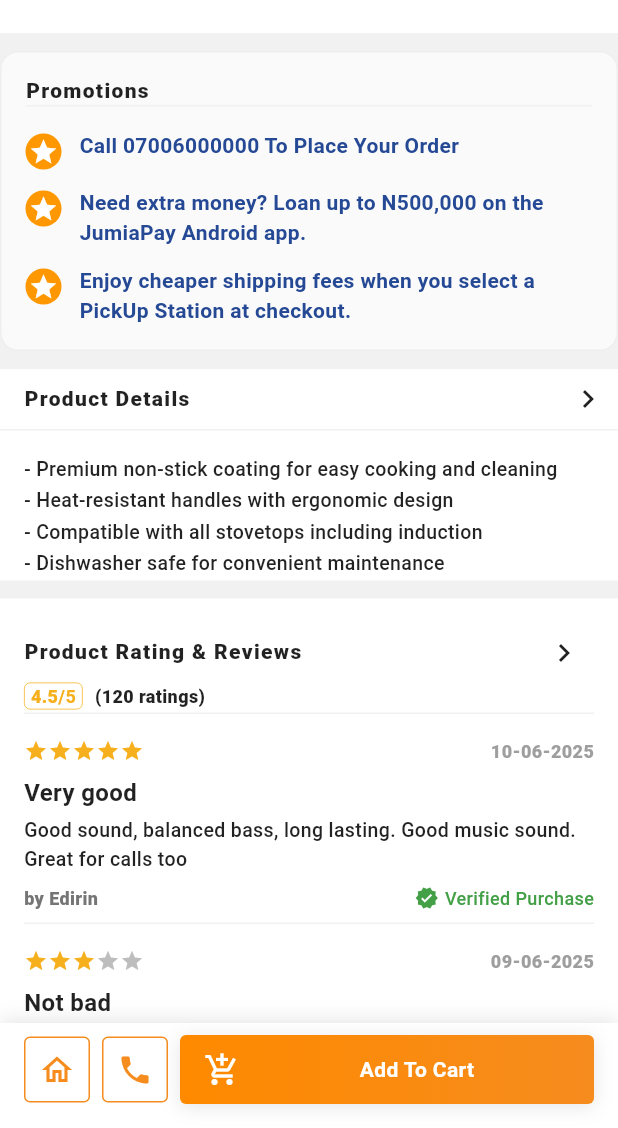
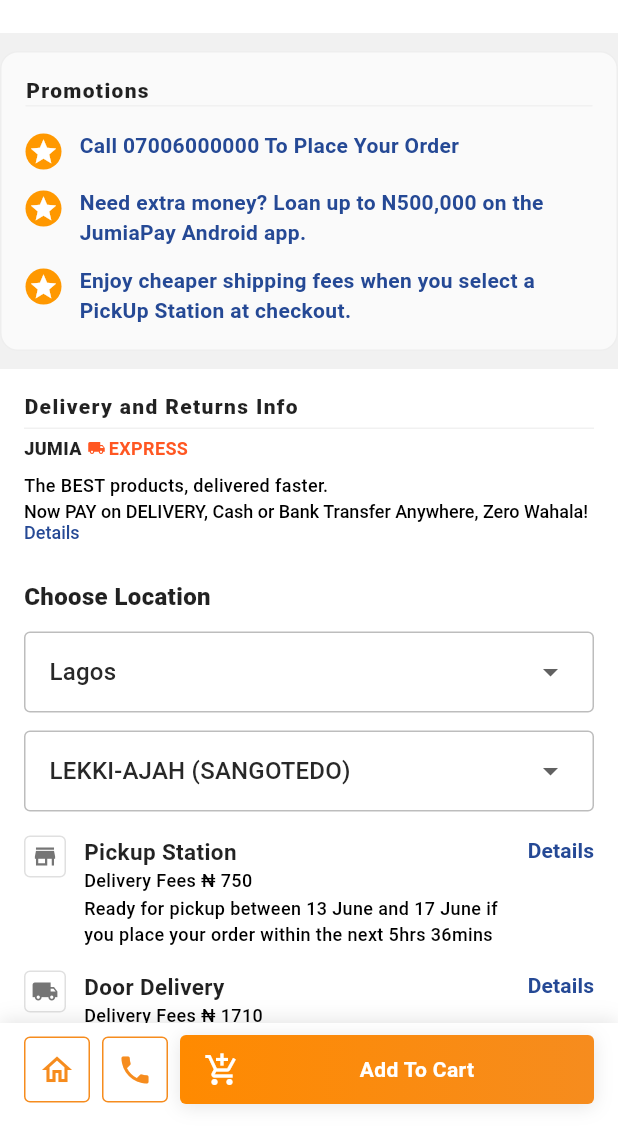
Before and after one commit to GreatGrant/jumia-clone, a Flutter app: the DetailsScreen screen opened directly with sample values from the repository, scrolled down 576 dp, on a phone screen of 412 x 824 dp, the part 108-1236 px from its top. Run offline on Flutter 3.47's test engine with Material 3 defaults, Android fonts, the phone set to English and light mode, and no system bars; our stand-ins replace cached_network_image, carousel_slider, flutter_riverpod, flutter_svg, go_router, shimmer and 1 more; network calls fail.

Commit message:
add delivery and returns info session

```diff
--- a/lib/jumia_data.dart
+++ b/lib/jumia_data.dart
@@ -2,6 +2,8 @@
 
 import '../models/product_model.dart';
 import 'core/util/product_tag.dart';
+import 'models/delivery_option.dart';
+import 'models/location_data.dart';
 import 'models/product_details_model.dart';
 import 'models/promotion.dart';
 
@@ -1269,4 +1271,60 @@
       },
     ),
   ];
+
+  static final sampleLocations = [
+    LocationData(
+      name: 'Lagos',
+      subregions: [
+        'LEKKI-AJAH (SANGOTEDO)',
+        'IKEJA',
+        'VICTORIA ISLAND',
+        'MAINLAND',
+        'SURULERE',
+      ],
+      deliveryOptions: [
+        DeliveryOption(
+          type: 'Pickup Station',
+          icon: 'pickup',
+          fee: 750,
+          timeframe: '13 June - 17 June',
+          description: 'Ready for pickup between 13 June and 17 June if you place your order within the next 5hrs 36mins',
+        ),
+        DeliveryOption(
+          type: 'Door Delivery',
+          icon: 'delivery',
+          fee: 1710,
+          timeframe: '13 June - 17 June',
+          description: 'Ready for delivery between 13 June and 17 June if you place your order within the next 5hrs 36mins',
+        ),
+      ],
+    ),
+    LocationData(
+      name: 'Abuja',
+      subregions: [
+        'GARKI',
+        'WUSE',
+        'MAITAMA',
+        'ASOKORO',
+        'GWARINPA',
+      ],
+      deliveryOptions: [
+        DeliveryOption(
+          type: 'Pickup Station',
+          icon: 'pickup',
+          fee: 650,
+          timeframe: '14 June - 18 June',
+          description: 'Ready for pickup between 14 June and 18 June if you place your order within the next 5hrs 36mins',
+        ),
+        DeliveryOption(
+          type: 'Door Delivery',
+          icon: 'delivery',
+          fee: 1500,
+          timeframe: '14 June - 18 June',
+          description: 'Ready for delivery between 14 June and 18 June if you place your order within the next 5hrs 36mins',
+        ),
+      ],
+    ),
+  ];
+
 }
--- /dev/null
+++ b/lib/models/delivery_option.dart
@@ -0,0 +1,15 @@
+class DeliveryOption {
+  final String type;
+  final String icon;
+  final double fee;
+  final String timeframe;
+  final String description;
+
+  DeliveryOption({
+    required this.type,
+    required this.icon,
+    required this.fee,
+    required this.timeframe,
+    required this.description,
+  });
+}
--- /dev/null
+++ b/lib/models/location_data.dart
@@ -0,0 +1,13 @@
+import 'delivery_option.dart';
+
+class LocationData {
+  final String name;
+  final List<String> subregions;
+  final List<DeliveryOption> deliveryOptions;
+
+  LocationData({
+    required this.name,
+    required this.subregions,
+    required this.deliveryOptions,
+  });
+}
--- a/lib/screens/details_sreen.dart
+++ b/lib/screens/details_sreen.dart
@@ -11,6 +11,7 @@
 import '../core/util/format_time.dart';
 import '../theme/colors.dart';
 import '../widgets/custom_progress_bar.dart';
+import '../widgets/delivery_returns_info.dart';
 import '../widgets/discount_badge.dart';
 import '../widgets/flipped_icon_offer.dart';
 import '../widgets/persistent_footer_widget.dart';
@@ -446,6 +447,14 @@
             SizedBox(height: 12,),
             PromotionsWidget(promotions: JumiaData.promotions),
             SizedBox(height: 12,),
+            DeliveryReturnsInfo(
+              locations: JumiaData.sampleLocations,
+              currency: '₦',
+              onDetailsPressed: () {
+                print('Details pressed');
+              },
+            ),
+            SizedBox(height: 12,),
             ProductDetailsWidget(details: widget.product.productDetails!.keyFeatures!),
             SizedBox(height: 12,),
             ProductRatingReviews(
--- /dev/null
+++ b/lib/widgets/delivery_option_card.dart
@@ -0,0 +1,103 @@
+import 'package:flutter/material.dart';
+import 'package:jumia_clone/theme/colors.dart';
+import '../models/delivery_option.dart';
+
+class DeliveryOptionCard extends StatelessWidget {
+  final List<DeliveryOption> option;
+  final String currency;
+  final VoidCallback? onDetailsPressed;
+
+  const DeliveryOptionCard({
+    super.key,
+    required this.option,
+    required this.currency,
+    this.onDetailsPressed,
+  });
+
+  @override
+  Widget build(BuildContext context) {
+    return Column(
+      children: option.map((e) => _buildCard(e)).toList(),
+    );
+  }
+
+  Widget _buildCard(DeliveryOption option) {
+    final icon = switch (option.icon) {
+      'pickup' => Icons.store,
+      _ => Icons.local_shipping,
+    };
+
+    return Container(
+      margin: const EdgeInsets.only(bottom: 16),
+      child: Row(
+        crossAxisAlignment: CrossAxisAlignment.start,
+        children: [
+          // Column 1: Icon container
+          Container(
+            padding: const EdgeInsets.all(4),
+            decoration: BoxDecoration(
+              border: Border.all(color: Colors.grey[300]!),
+              borderRadius: BorderRadius.circular(4),
+            ),
+            child: Icon(icon, size: 18, color: AppColors.grey600),
+          ),
+
+          const SizedBox(width: 12),
+
+          // Column 2: Type, fee, and description
+          Expanded(
+            child: Column(
+              crossAxisAlignment: CrossAxisAlignment.start,
+              children: [
+                Text(
+                  option.type,
+                  style: const TextStyle(
+                    fontSize: 15,
+                    fontWeight: FontWeight.w600,
+                    color: Colors.black87,
+                  ),
+                ),
+                Text(
+                  'Delivery Fees $currency ${option.fee.toStringAsFixed(0)}',
+                  style: const TextStyle(
+                    fontSize: 12,
+                    color: AppColors.black,
+                    fontWeight: FontWeight.w500,
+                  ),
+                ),
+                const SizedBox(height: 2),
+                Text(
+                  option.description,
+                  style: const TextStyle(
+                    fontSize: 12,
+                    color: AppColors.black,
+                    fontWeight: FontWeight.w500,
+                  ),
+                ),
+              ],
+            ),
+          ),
+
+          // Column 3: Details button
+          if (onDetailsPressed != null)
+            TextButton(
+              onPressed: onDetailsPressed,
+              style: TextButton.styleFrom(
+                padding: EdgeInsets.zero,
+                minimumSize: Size(0, 0), // removes default constraints
+                tapTargetSize: MaterialTapTargetSize.shrinkWrap,
+              ),
+              child: const Text(
+                'Details',
+                style: TextStyle(
+                  color: AppColors.deepBlue,
+                  fontSize: 14,
+                  fontWeight: FontWeight.w600,
+                ),
+              ),
+            ),
+        ],
+      ),
+    );
+  }
+}
--- /dev/null
+++ b/lib/widgets/delivery_returns_info.dart
@@ -0,0 +1,103 @@
+import 'package:flutter/cupertino.dart';
+import 'package:flutter/material.dart';
+import 'package:jumia_clone/theme/colors.dart';
+import 'package:jumia_clone/widgets/delivery_option_card.dart';
+import 'package:jumia_clone/widgets/jumia_express_section.dart';
+import 'package:jumia_clone/widgets/location_selector_section.dart';
+import 'package:jumia_clone/widgets/products_section_header.dart';
+import 'package:jumia_clone/widgets/return_policy_card.dart';
+
+import '../models/location_data.dart';
+
+class DeliveryReturnsInfo extends StatefulWidget {
+  final List<LocationData> locations;
+  final String currency;
+  final String returnPolicy;
+  final VoidCallback? onDetailsPressed;
+
+  const DeliveryReturnsInfo({
+    super.key,
+    required this.locations,
+    this.currency = '₦',
+    this.returnPolicy = 'Free return within 7 days for ALL eligible items',
+    this.onDetailsPressed,
+  });
+
+  @override
+  State<DeliveryReturnsInfo> createState() => _DeliveryReturnsInfoState();
+}
+
+class _DeliveryReturnsInfoState extends State<DeliveryReturnsInfo> {
+  LocationData? selectedLocation;
+  String? selectedSubregion;
+
+  @override
+  void initState() {
+    super.initState();
+
+    selectedLocation = widget.locations.firstWhere(
+          (location) => location.name.toLowerCase() == 'lagos',
+      orElse: () => widget.locations.first,
+    );
+
+    selectedSubregion = selectedLocation?.subregions.isNotEmpty == true
+        ? selectedLocation!.subregions.first
+        : null;
+  }
+
+  void onLocationChanged(LocationData? location) {
+    setState(() {
+      selectedLocation = location;
+      selectedSubregion = location?.subregions.isNotEmpty == true
+          ? location!.subregions.first
+          : null;
+    });
+  }
+
+  void onSubregionChanged(String? subregion) {
+    setState(() {
+      selectedSubregion = subregion;
+    });
+  }
+
+  @override
+  Widget build(BuildContext context) {
+    return Container(
+      color: AppColors.surface,
+      child: Padding(
+        padding: const EdgeInsets.all(16.0),
+        child: Column(
+          crossAxisAlignment: CrossAxisAlignment.start,
+          children: [
+            const ProductSectionHeader(title: 'Delivery and Returns Info', showIcon: false),
+            const SizedBox(height: 4),
+            const Divider(),
+            const SizedBox(height: 4),
+            const JumiaExpressSection(),
+            const SizedBox(height: 24),
+            LocationSelectorSection(
+              selectedLocation: selectedLocation,
+              selectedSubregion: selectedSubregion,
+              locations: widget.locations,
+              onLocationChanged: onLocationChanged,
+              onSubregionChanged: onSubregionChanged,
+            ),
+            const SizedBox(height: 16),
+            if (selectedLocation != null) ...[
+              DeliveryOptionCard(
+                option: selectedLocation!.deliveryOptions,
+                currency: widget.currency,
+                onDetailsPressed: widget.onDetailsPressed,
+              ),
+              const SizedBox(height: 4),
+              ReturnPolicyCard(
+                policyText: widget.returnPolicy,
+                onDetailsPressed: widget.onDetailsPressed!,
+              ),
+            ],
+          ],
+        ),
+      ),
+    );
+  }
+}
--- /dev/null
+++ b/lib/widgets/jumia_express_section.dart
@@ -0,0 +1,65 @@
+import 'package:flutter/material.dart';
+import '../theme/colors.dart';
+
+class JumiaExpressSection extends StatelessWidget {
+  const JumiaExpressSection({super.key});
+
+  @override
+  Widget build(BuildContext context) {
+    return Column(
+      crossAxisAlignment: CrossAxisAlignment.start,
+      children: [
+        Row(
+          children: [
+            const Text(
+              'JUMIA',
+              style: TextStyle(fontSize: 12, color: Colors.black87),
+            ),
+            const SizedBox(width: 4),
+            Row(
+              mainAxisSize: MainAxisSize.min,
+              children: const [
+                Icon(Icons.local_shipping, color: Colors.deepOrange, size: 12),
+                SizedBox(width: 2),
+                Text(
+                  'EXPRESS',
+                  style: TextStyle(
+                    color: Colors.deepOrange,
+                    fontSize: 12,
+                    fontWeight: FontWeight.bold,
+                  ),
+                ),
+              ],
+            ),
+          ],
+        ),
+        const SizedBox(height: 8),
+        const Text(
+          'The BEST products, delivered faster.',
+          style: TextStyle(
+            fontSize: 12,
+            color: AppColors.black,
+            fontWeight: FontWeight.w500,
+          ),
+        ),
+        const SizedBox(height: 2),
+        RichText(
+          text: const TextSpan(
+            style: TextStyle(
+              fontSize: 12,
+              color: AppColors.black,
+              fontWeight: FontWeight.w500,
+            ),
+            children: [
+              TextSpan(text: 'Now PAY on DELIVERY, Cash or Bank Transfer Anywhere, Zero Wahala! '),
+              TextSpan(
+                text: 'Details',
+                style: TextStyle(color: AppColors.deepBlue),
+              ),
+            ],
+          ),
+        ),
+      ],
+    );
+  }
+}
--- /dev/null
+++ b/lib/widgets/location_drop_down.dart
@@ -0,0 +1,42 @@
+import 'package:flutter/material.dart';
+import '../models/location_data.dart';
+import '../theme/colors.dart';
+
+class LocationDropdown extends StatelessWidget {
+  final List<LocationData> locations;
+  final LocationData? selectedLocation;
+  final ValueChanged<LocationData?> onChanged;
+
+  const LocationDropdown({
+    super.key,
+    required this.locations,
+    required this.selectedLocation,
+    required this.onChanged,
+  });
+
+  @override
+  Widget build(BuildContext context) {
+    return Container(
+      padding: const EdgeInsets.symmetric(horizontal: 16, vertical: 2),
+      decoration: BoxDecoration(
+        border: Border.all(color: AppColors.grey400),
+        borderRadius: BorderRadius.circular(4),
+        color: Colors.white,
+      ),
+      child: DropdownButtonHideUnderline(
+        child: DropdownButton<LocationData>(
+          isExpanded: true,
+          value: selectedLocation,
+          hint: const Text('Select Location'),
+          onChanged: onChanged,
+          items: locations.map((location) {
+            return DropdownMenuItem<LocationData>(
+              value: location,
+              child: Text(location.name),
+            );
+          }).toList(),
+        ),
+      ),
+    );
+  }
+}
--- /dev/null
+++ b/lib/widgets/location_selector_section.dart
@@ -0,0 +1,64 @@
+import 'package:flutter/material.dart';
+import 'package:jumia_clone/widgets/subregion_drop_down.dart';
+import '../models/location_data.dart';
+import '../theme/colors.dart';
+import 'location_drop_down.dart';
+
+class LocationSelectorSection extends StatelessWidget {
+  final LocationData? selectedLocation;
+  final String? selectedSubregion;
+  final List<LocationData> locations;
+  final void Function(LocationData?) onLocationChanged;
+  final void Function(String?) onSubregionChanged;
+
+  const LocationSelectorSection({
+    super.key,
+    required this.selectedLocation,
+    required this.selectedSubregion,
+    required this.locations,
+    required this.onLocationChanged,
+    required this.onSubregionChanged,
+  });
+
+  @override
+  @override
+  Widget build(BuildContext context) {
+    return Column(
+      crossAxisAlignment: CrossAxisAlignment.start,
+      children: [
+        const Text(
+          'Choose Location',
+          style: TextStyle(
+            fontSize: 16,
+            color: AppColors.black87,
+            fontWeight: FontWeight.w800,
+          ),
+        ),
+        const SizedBox(height: 12),
+
+        LocationDropdown(
+          locations: locations,
+          selectedLocation: selectedLocation,
+          onChanged: onLocationChanged,
+        ),
+
+        const SizedBox(height: 12),
+
+        if (selectedLocation != null &&
+            selectedLocation!.subregions.isNotEmpty) ...[
+          SubregionDropdown(
+            subregions: selectedLocation!.subregions,
+            selectedSubregion: selectedSubregion,
+            onChanged: onSubregionChanged,
+          )
+        ] else
+          ...[
+            const Text(
+              'No delivery areas available for this location',
+              style: TextStyle(color: Colors.grey),
+            )
+          ]
+      ],
+    );
+  }
+}
--- /dev/null
+++ b/lib/widgets/return_policy_card.dart
@@ -0,0 +1,81 @@
+import 'package:flutter/material.dart';
+
+import '../theme/colors.dart';
+
+class ReturnPolicyCard extends StatelessWidget {
+  final String policyText;
+  final VoidCallback onDetailsPressed;
+
+  const ReturnPolicyCard({
+    super.key,
+    required this.policyText,
+    required this.onDetailsPressed,
+  });
+
+  @override
+  Widget build(BuildContext context) {
+    return Row(
+      crossAxisAlignment: CrossAxisAlignment.start,
+      children: [
+        // Column 1: Icon container
+        Container(
+          padding: const EdgeInsets.all(4),
+          decoration: BoxDecoration(
+            border: Border.all(color: Colors.grey[300]!),
+            borderRadius: BorderRadius.circular(4),
+          ),
+          child: Icon(Icons.keyboard_return, size: 18, color: AppColors.grey600),
+        ),
+
+        const SizedBox(width: 12),
+
+        // Column 2: Title and policy text
+        Expanded(
+          child: Column(
+            crossAxisAlignment: CrossAxisAlignment.start,
+            children: [
+              const Text(
+                'Return Policy',
+                style: TextStyle(
+                  fontSize: 15,
+                  fontWeight: FontWeight.w600,
+                  color: Colors.black87,
+                ),
+              ),
+              const SizedBox(height: 4),
+              Text(
+                policyText,
+                style: const TextStyle(
+                  fontSize: 13,
+                  color: Colors.black87,
+                  fontWeight: FontWeight.w500,
+                ),
+              ),
+            ],
+          ),
+        ),
+
+        // Column 3: Details button with padding
+        Padding(
+          padding: const EdgeInsets.only(top: 2),
+          child: TextButton(
+            onPressed: onDetailsPressed,
+            style: TextButton.styleFrom(
+              padding: EdgeInsets.zero,
+              minimumSize: Size(0, 0),
+              tapTargetSize: MaterialTapTargetSize.shrinkWrap,
+            ),
+            child: const Text(
+              'Details',
+              style: TextStyle(
+                color: AppColors.deepBlue,
+                fontSize: 14,
+                fontWeight: FontWeight.w600,
+              ),
+            ),
+          ),
+        ),
+      ],
+    );
+  }
+}
--- /dev/null
+++ b/lib/widgets/subregion_drop_down.dart
@@ -0,0 +1,41 @@
+import 'package:flutter/material.dart';
+import '../theme/colors.dart';
+
+class SubregionDropdown extends StatelessWidget {
+  final List<String> subregions;
+  final String? selectedSubregion;
+  final ValueChanged<String?> onChanged;
+
+  const SubregionDropdown({
+    super.key,
+    required this.subregions,
+    required this.selectedSubregion,
+    required this.onChanged,
+  });
+
+  @override
+  Widget build(BuildContext context) {
+    return Container(
+      padding: const EdgeInsets.symmetric(horizontal: 16, vertical: 2),
+      decoration: BoxDecoration(
+        border: Border.all(color: AppColors.grey400),
+        borderRadius: BorderRadius.circular(4),
+        color: Colors.white,
+      ),
+      child: DropdownButtonHideUnderline(
+        child: DropdownButton<String>(
+          isExpanded: true,
+          value: selectedSubregion,
+          hint: const Text('Select Area'),
+          onChanged: onChanged,
+          items: subregions.map((subregion) {
+            return DropdownMenuItem<String>(
+              value: subregion,
+              child: Text(subregion),
+            );
+          }).toList(),
+        ),
+      ),
+    );
+  }
+}
```
